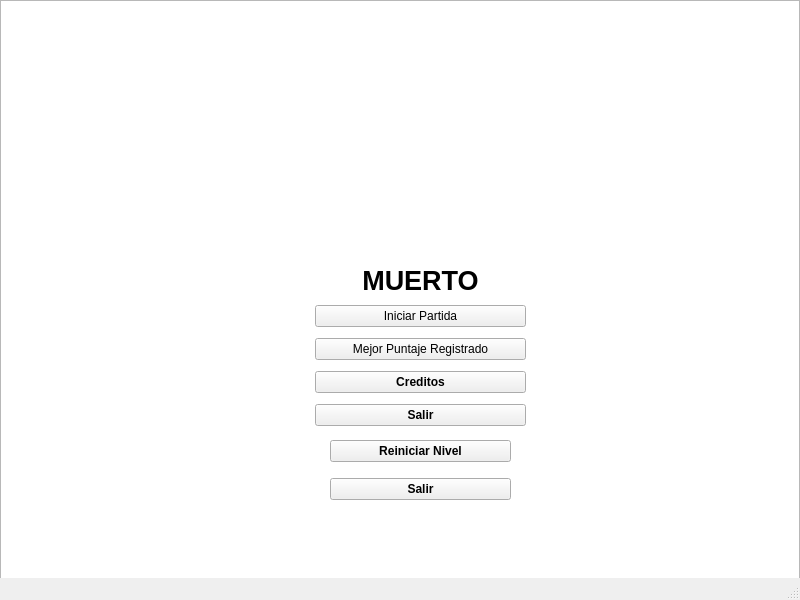
This is Ejecutable/mainwindow.ui in Manueleorjuela/Proyecto-Final as Qt 5 draws it before an edit. The edited form follows.
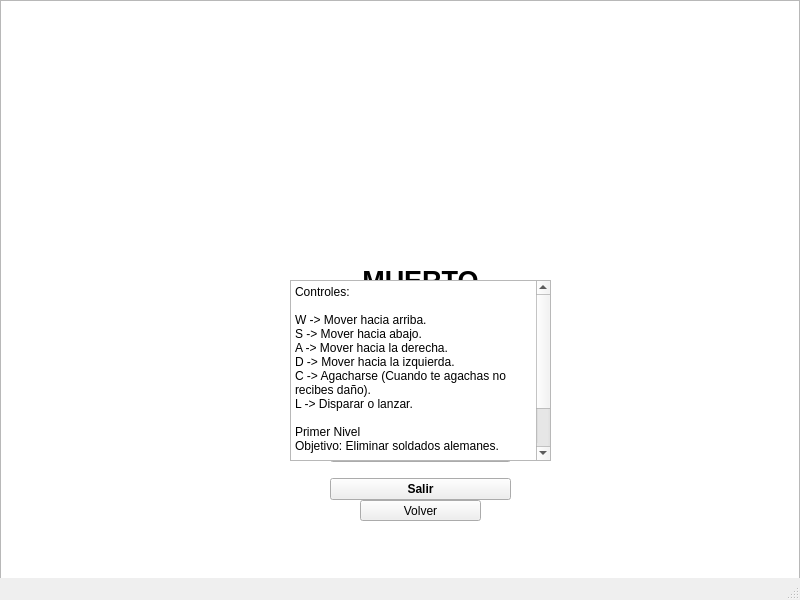
This is the edited form.

```diff
--- a/Ejecutable/mainwindow.ui
+++ b/Ejecutable/mainwindow.ui
@@ -59,7 +59,7 @@
       </widget>
      </item>
      <item>
-      <widget class="QPushButton" name="Creditos">
+      <widget class="QPushButton" name="Informacion">
        <property name="font">
         <font>
          <family>System</family>
@@ -67,7 +67,7 @@
         </font>
        </property>
        <property name="text">
-        <string>Creditos</string>
+        <string>Informacion</string>
        </property>
       </widget>
      </item>
@@ -144,10 +144,62 @@
      <string>&lt;html&gt;&lt;head/&gt;&lt;body&gt;&lt;p align=&quot;center&quot;&gt;MUERTO&lt;/p&gt;&lt;/body&gt;&lt;/html&gt;</string>
     </property>
    </widget>
+   <widget class="QPlainTextEdit" name="Intrucciones">
+    <property name="geometry">
+     <rect>
+      <x>290</x>
+      <y>280</y>
+      <width>261</width>
+      <height>181</height>
+     </rect>
+    </property>
+    <property name="font">
+     <font>
+      <family>System</family>
+     </font>
+    </property>
+    <property name="plainText">
+     <string>Controles:
+
+W -&gt; Mover hacia arriba.
+S -&gt; Mover hacia abajo.
+A -&gt; Mover hacia la derecha.
+D -&gt; Mover hacia la izquierda.
+C -&gt; Agacharse (Cuando te agachas no recibes daño).
+L -&gt; Disparar o lanzar.
+
+Primer Nivel
+Objetivo: Eliminar soldados alemanes.
+
+Segundo Nivel
+Objetivo: Eliminar torretas francesas.
+</string>
+    </property>
+   </widget>
+   <widget class="QPushButton" name="Volver">
+    <property name="geometry">
+     <rect>
+      <x>360</x>
+      <y>500</y>
+      <width>121</width>
+      <height>21</height>
+     </rect>
+    </property>
+    <property name="font">
+     <font>
+      <family>System</family>
+     </font>
+    </property>
+    <property name="text">
+     <string>Volver</string>
+    </property>
+   </widget>
    <zorder>graphicsView</zorder>
    <zorder>Menu_2</zorder>
    <zorder>Menu</zorder>
    <zorder>Aviso_Muerte</zorder>
+   <zorder>Intrucciones</zorder>
+   <zorder>Volver</zorder>
   </widget>
   <widget class="QStatusBar" name="statusbar"/>
  </widget>
```
